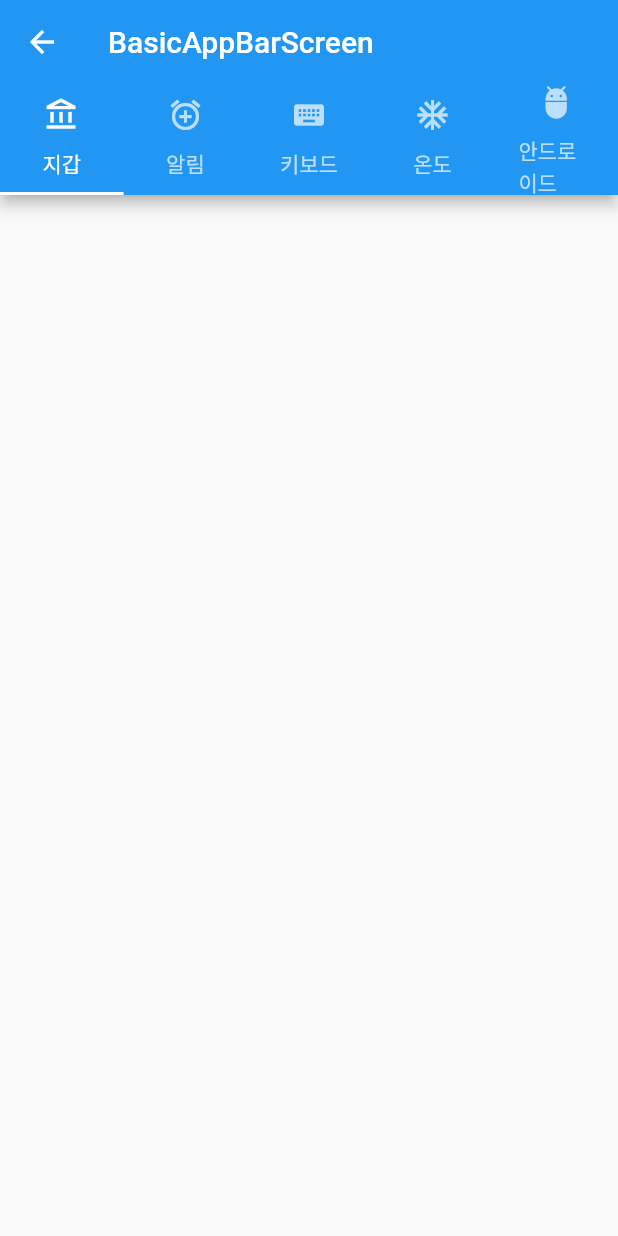
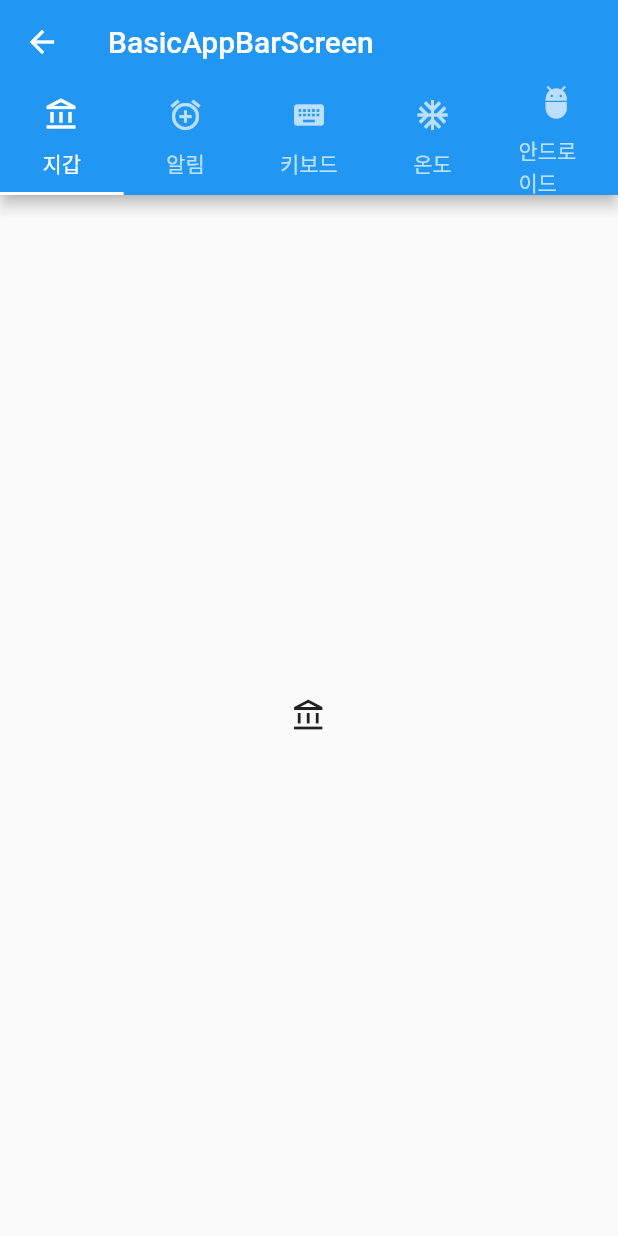
Before and after one commit to sweetswift/tabbar, a Flutter app: the BasicAppbarTabbarScreen screen opened directly, on a phone screen of 412 x 824 dp. Run offline on Flutter 3.47's test engine with Material 2 defaults, Android fonts, the phone set to English and light mode, and no system bars.

Commit message:
Add: 탭바 양옆 스크롤 막기

```diff
--- a/lib/screen/basic_appbar_tabbar_screen.dart
+++ b/lib/screen/basic_appbar_tabbar_screen.dart
@@ -14,7 +14,8 @@ class BasicAppbarTabbarScreen extends StatelessWidget {
           bottom: TabBar(
             tabs: TABS
                 .map(
-                  (e) => Tab(
+                  (e) =>
+                  Tab(
                     icon: Icon(
                       e.icon,
                     ),
@@ -22,12 +23,17 @@ class BasicAppbarTabbarScreen extends StatelessWidget {
                       e.label,
                     ),
                   ),
-                )
+            )
                 .toList(),
           ),
         ),
-        body: Column(
-          children: [],
+        body: TabBarView(
+          physics: NeverScrollableScrollPhysics(), //양옆 스크롤 막기
+          children: TABS.map((e) =>Center(
+            child: Icon(
+              e.icon,
+            ),
+          )).toList(),
         ),
       ),
     );
```
